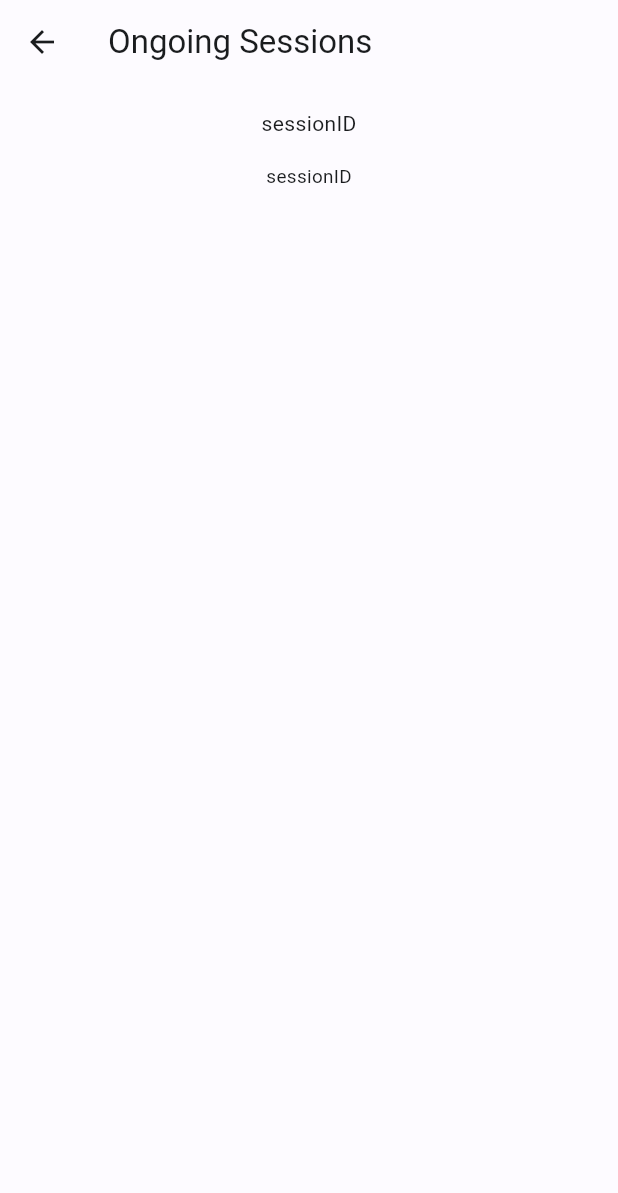
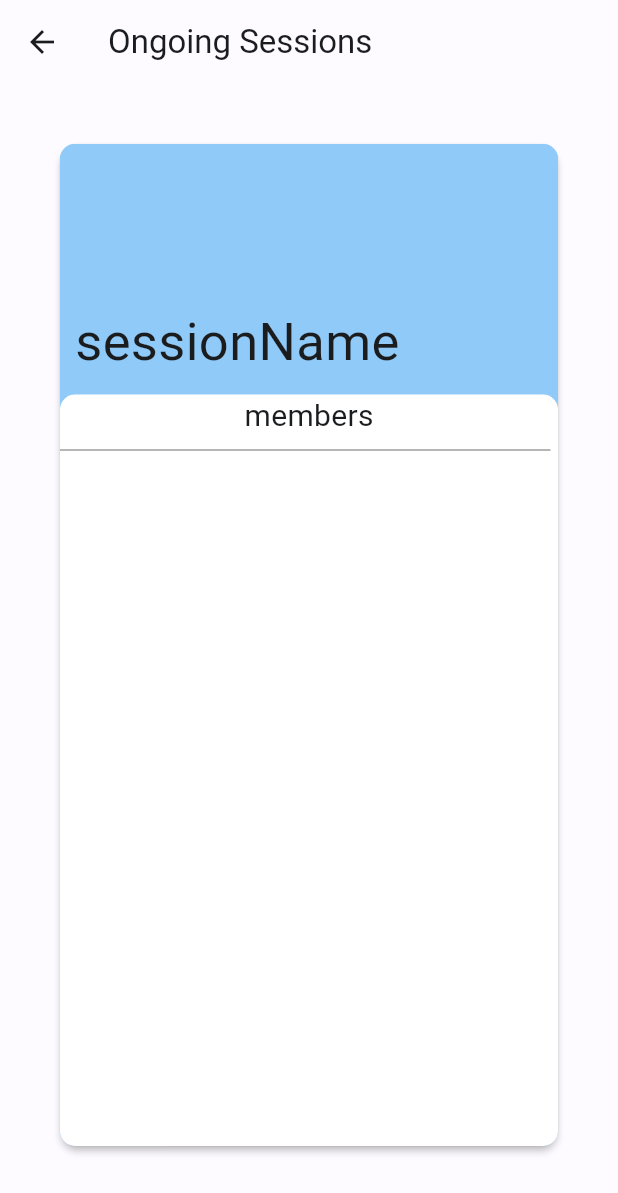
Before and after one commit to TeamNakamuradev/StudyR, a Flutter app: the Swiper screen opened by its route, on a phone screen of 412 x 824 dp. Shown: the top 1193 px of the screen. Run offline on Flutter 3.47's test engine with Material 3 defaults, Android fonts, the phone set to English and light mode, and no system bars; drawn by our look-alikes of swipe_cards; our stand-ins replace flutter_swiper_null_safety, jwt_decoder, shared_preferences; missing offline and left inert: syncfusion_flutter_pdfviewer; accounts and stored records are empty.

Commit message:
swiper with basic ui

```diff
--- a/lib/main.dart
+++ b/lib/main.dart
@@ -18,9 +18,9 @@ class MyApp extends StatelessWidget {
    MyApp({super.key});
 
   final List<StudySession> sessions = [
-    StudySession(sessionID: "sessionID", members: ["members"], tags: ["tags"]),
-    StudySession(sessionID: "sessionID", members: ["members"], tags: ["tags"]),
-    StudySession(sessionID: "sessionID", members: ["members"], tags: ["tags"]),
+    StudySession(sessionName: "sessionName",sessionID: "sessionID", members: ["members"], topics: ["topics"]),
+    StudySession(sessionName: "sessionName",sessionID: "sessionID", members: ["members"], topics: ["topics"]),
+    StudySession(sessionName: "sessionName",sessionID: "sessionID", members: ["members"], topics: ["topics"]),
   ];
 
   @override
--- a/lib/utils/swiper.dart
+++ b/lib/utils/swiper.dart
@@ -1,4 +1,6 @@
 // ignore_for_file: prefer_const_constructors
+
+import 'dart:ui';
 
 import 'package:flutter/material.dart';
 import 'package:http/http.dart';
@@ -6,12 +8,14 @@ import 'package:swipe_cards/swipe_cards.dart';
 
 class StudySession {
   StudySession({
+    required this.sessionName,
     required this.sessionID,
     required this.members,
-    required this.tags,
+    required this.topics,
   });
   final String sessionID;
-  final List<String> tags;
+  final String sessionName;
+  final List<String> topics;
   final List<String> members;
 }
 
@@ -28,11 +32,12 @@ class Swiper extends StatefulWidget {
 class _SwiperState extends State<Swiper> {
   List<SwipeItem> _swipeItems = [];
   late MatchEngine _matchEngine;
+  late List<List<Container>> listOfMembers;
 
   @override
   void initState() {
     super.initState();
-
+    listOfMembers = [];
     List<Color> _colors = [
       Colors.red,
       Colors.blue,
@@ -64,6 +69,24 @@ class _SwiperState extends State<Swiper> {
           onSlideUpdate: (region) async {
             print("Region $region");
           }));
+
+
+          var members = widget.sessions[i].members.map((item) {
+            return Container(
+              child: Column(
+                children: [
+                  Container(
+                    child: Center(child: Text(item, style: TextStyle(fontSize: 20),),),
+                  ),
+                  Divider(color: Colors.grey,endIndent: 5,)
+                ],
+              ),
+            );
+          } ).toList();
+
+          listOfMembers.add(members);
+
+
     }
     _matchEngine = MatchEngine(swipeItems: _swipeItems);
   }
@@ -75,17 +98,62 @@ class _SwiperState extends State<Swiper> {
           title: Text("Ongoing Sessions"),
         ),
         body: Container(
+          margin: EdgeInsets.fromLTRB(20, 20, 20, 40),
           child: SwipeCards(
             matchEngine: _matchEngine,
             itemBuilder: (BuildContext context, int index) {
-              return Container(
+              return Card(
+                elevation: 2,
+                child: Container(
                   // width: ,
+
                   alignment: Alignment.center,
                   decoration: BoxDecoration(
                     borderRadius: BorderRadius.circular(10),
+                    color: Colors.blue[200],
                   ),
+
                   child: Column(
-                  children: [Text(_swipeItems[0].content.sessionID)],
+                    crossAxisAlignment: CrossAxisAlignment.stretch,
+                    children: [
+                      Flexible(
+                        flex: 1,
+                        fit: FlexFit.tight,
+                        child: Container(
+                          alignment: Alignment.bottomLeft,
+                          decoration: BoxDecoration(
+                            color: Colors.blue[200],
+                            borderRadius: BorderRadius.only(
+                              topLeft: Radius.circular(10),
+                              topRight: Radius.circular(10),
+                            ),
+                          ),
+                          child: Padding(
+                            padding:
+                                const EdgeInsets.only(bottom: 10, left: 10),
+                            child: Text(
+                              _swipeItems[index].content.sessionName,
+                              style: TextStyle(fontSize: 35),
+                            ),
+                          ),
+                        ),
+                      ),
+                      Flexible(
+                        flex: 3,
+                        fit: FlexFit.tight,
+                        child: Container(
+                          decoration: BoxDecoration(
+                            borderRadius: BorderRadius.circular(10),
+                            color: Colors.white,
+                          ),
+                          child: ListView(
+
+                            children: listOfMembers[index],
+                          )
+                        ),
+                      ),
+                    ],
+                  ),
                 ),
               );
             },
```
Also changed, not shown: pubspec.lock. Lines whose indentation alone changed are shown as unchanged.
